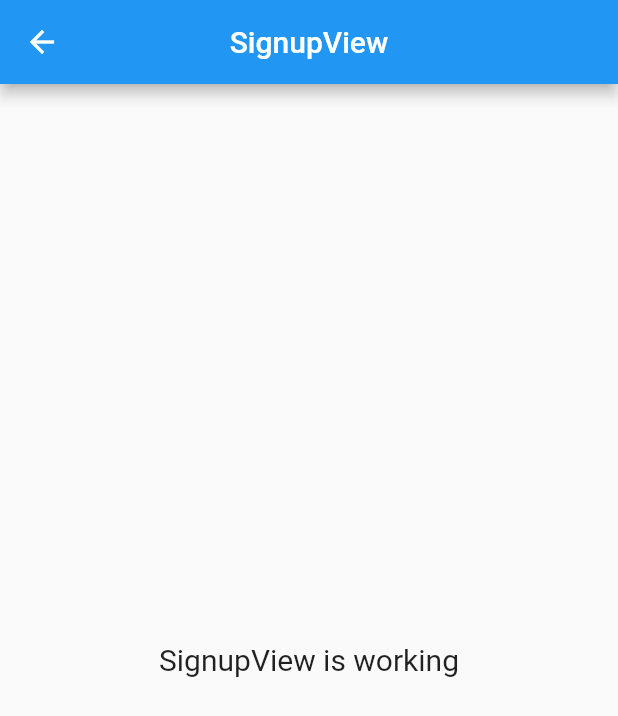
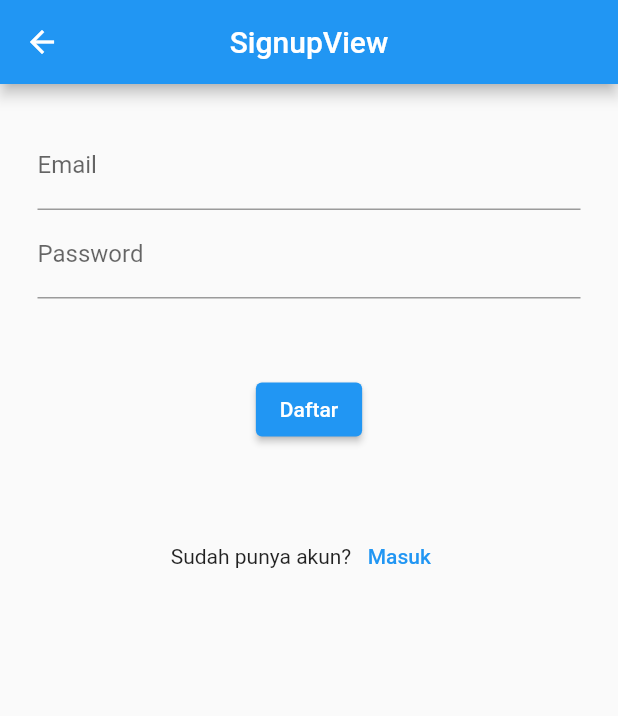
Before and after one commit to Raehanwidi2002/koi_smartpool1, a Flutter app: the SignupView screen opened by its route, on a phone screen of 412 x 824 dp. Shown: the top 716 px of the screen. Run offline on Flutter 3.47's test engine with Material 2 defaults, Android fonts, the phone set to English and light mode, and no system bars; our stand-ins replace firebase_auth, firebase_core, get; accounts and stored records are empty; network calls fail.

Commit message:
Login,signup,logout

```diff
--- a/koi_smartpool-coba/lib/app/controllers/auth_controller.dart
+++ b/koi_smartpool-coba/lib/app/controllers/auth_controller.dart
@@ -10,7 +10,23 @@ class AuthController extends GetxController {
     return auth.authStateChanges();
   }
 
-  void signin(){}
+  void signup(String email, String password) async{
+    try {
+      await FirebaseAuth.instance.createUserWithEmailAndPassword(
+      email: email,
+       password: password
+     );
+      Get.offAllNamed(Routes.HOME);
+      } on FirebaseAuthException catch (e) {
+      if (e.code == 'weak-password') {
+        print('The password provided is too weak.');
+       } else if (e.code == 'email-already-in-use') {
+         print('The account already exists for that email.');
+        }
+    } catch (e) {
+       print(e);
+    }
+  }
   void login(String email, String password) async {
     try {
          await auth.signInWithEmailAndPassword(
--- a/koi_smartpool-coba/lib/app/modules/login/views/login_view.dart
+++ b/koi_smartpool-coba/lib/app/modules/login/views/login_view.dart
@@ -3,6 +3,7 @@ import 'package:flutter/material.dart';
 import 'package:get/get.dart';
 import 'package:koi_smartpool/app/controllers/auth_controller.dart';
 
+import '../../../routes/app_pages.dart';
 import '../controllers/login_controller.dart';
 
 class LoginView extends GetView<LoginController> {
@@ -33,7 +34,16 @@ class LoginView extends GetView<LoginController> {
           SizedBox(height: 50,),
           ElevatedButton(
             onPressed:()=> authC.login(emailC.text, passC.text),
-            child: Text("Login")
+            child: Text("Masuk")
+          ),
+          SizedBox(height: 50,),
+          Row(
+            mainAxisAlignment: MainAxisAlignment.center,
+            children: [
+              Text("Belum punya akun?"),
+              TextButton(onPressed: ()=> Get.toNamed(Routes.SIGNUP),
+              child: Text("Daftar"))
+            ],
           )
         ],),
       )
--- a/koi_smartpool-coba/lib/app/modules/signup/views/signup_view.dart
+++ b/koi_smartpool-coba/lib/app/modules/signup/views/signup_view.dart
@@ -2,10 +2,16 @@ import 'package:flutter/material.dart';
 
 import 'package:get/get.dart';
 
+import '../../../controllers/auth_controller.dart';
+import '../../../routes/app_pages.dart';
 import '../controllers/signup_controller.dart';
 
 class SignupView extends GetView<SignupController> {
-  const SignupView({Key? key}) : super(key: key);
+  final emailC = TextEditingController();
+  final passC = TextEditingController();
+
+  final authC = Get.find<AuthController>();
+  SignupView({Key? key}) : super(key: key);
   @override
   Widget build(BuildContext context) {
     return Scaffold(
@@ -13,12 +19,32 @@ class SignupView extends GetView<SignupController> {
         title: const Text('SignupView'),
         centerTitle: true,
       ),
-      body: Center(
-        child: Text(
-          'SignupView is working',
-          style: TextStyle(fontSize: 20),
-        ),
-      ),
-    );
+      body:Padding(
+        padding: const EdgeInsets.all(25),
+        child: Column(children: [
+          TextField(
+            controller: emailC,
+            decoration: InputDecoration(labelText: "Email"),
+          ),
+          TextField(
+            controller: passC,
+            decoration: InputDecoration(labelText: "Password"),
+          ),
+          SizedBox(height: 50,),
+          ElevatedButton(
+            onPressed:()=> authC.signup(emailC.text, passC.text),
+            child: Text("Daftar")
+          ),
+          SizedBox(height: 50,),
+          Row(
+            mainAxisAlignment: MainAxisAlignment.center,
+            children: [
+              Text("Sudah punya akun?"),
+              TextButton(onPressed: ()=> Get.back(),
+              child: Text("Masuk"))
+            ],
+          )
+        ],),
+      ));
   }
 }
--- a/koi_smartpool-coba/lib/app/routes/app_pages.dart
+++ b/koi_smartpool-coba/lib/app/routes/app_pages.dart
@@ -17,7 +17,7 @@ class AppPages {
   static final routes = [
     GetPage(
       name: _Paths.HOME,
-      page: () => const HomeView(),
+      page: () =>HomeView(),
       binding: HomeBinding(),
     ),
     GetPage(
@@ -27,7 +27,7 @@ class AppPages {
     ),
     GetPage(
       name: _Paths.SIGNUP,
-      page: () => const SignupView(),
+      page: () => SignupView(),
       binding: SignupBinding(),
     ),
   ];
```
Also changed, not shown: koi_smartpool-coba/lib/app/modules/home/views/home_view.dart (+7 -1 lines).
